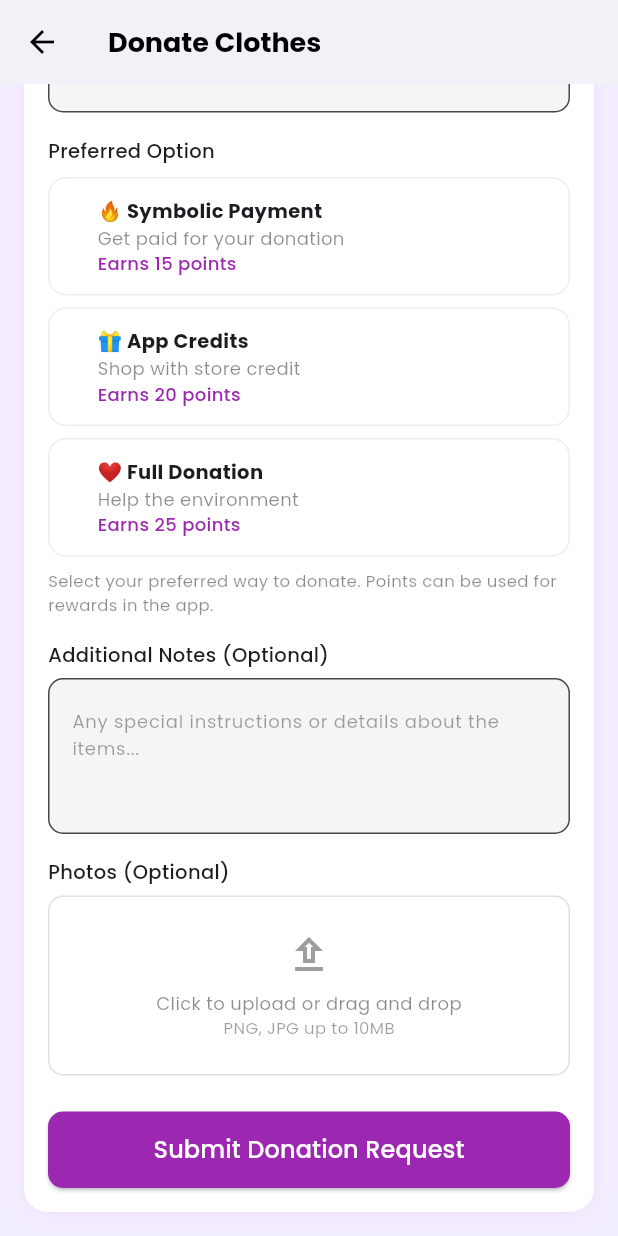
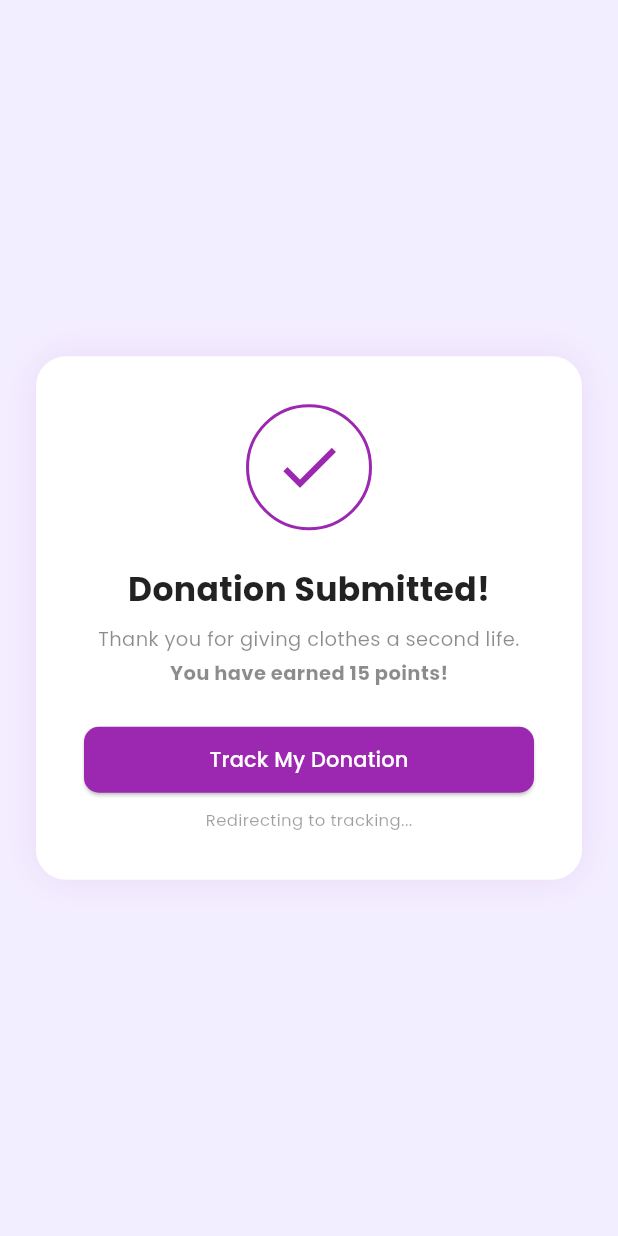
Before and after one commit to Nadeen218/ReCloth, a Flutter app: the DonateScreen screen opened directly, scrolled down 440 dp, after a tap on "Submit Donation Request", on a phone screen of 412 x 824 dp. Run offline on Flutter 3.47's test engine with Material 3 defaults, Android fonts, the phone set to English and light mode, and no system bars; our stand-ins replace google_fonts.

Commit message:
Added Donation Submitted and Track Donations Screens

```diff
--- a/lib/screens/donate/donate_screen.dart
+++ b/lib/screens/donate/donate_screen.dart
@@ -1,5 +1,6 @@
 import 'package:flutter/material.dart';
 import 'package:google_fonts/google_fonts.dart';
+import 'donation_submitted_screen.dart';
 
 class DonateScreen extends StatefulWidget {
   const DonateScreen({super.key});
@@ -242,6 +243,10 @@ class _DonateScreenState extends State<DonateScreen> {
                 width: double.infinity,
                 child: ElevatedButton(
                   onPressed: () {
+                    Navigator.pushReplacement(
+                      context,
+                      MaterialPageRoute(builder: (_) => const DonationSubmittedScreen()),
+                    );
                   },
                   style: ElevatedButton.styleFrom(
                     backgroundColor: Colors.purple,
--- /dev/null
+++ b/lib/screens/donate/donation_submitted_screen.dart
@@ -0,0 +1,106 @@
+import 'package:flutter/material.dart';
+import 'package:google_fonts/google_fonts.dart';
+import 'track_donations_screen.dart';
+class DonationSubmittedScreen extends StatefulWidget {
+  const DonationSubmittedScreen({super.key});
+
+  @override
+  State<DonationSubmittedScreen> createState() => _DonationSubmittedScreenState();
+}
+
+class _DonationSubmittedScreenState extends State<DonationSubmittedScreen> with SingleTickerProviderStateMixin{
+  late AnimationController _controller;
+  late Animation <double> _scaleAnimation;
+  @override
+  void initState(){
+    super.initState();
+    _controller=AnimationController(vsync: this,
+      duration: const Duration(microseconds: 800),
+    );
+    _scaleAnimation=Tween<double>(begin: 0,end: 1).animate(
+      CurvedAnimation(parent: _controller, curve: Curves.elasticOut),
+    );
+    _controller.forward();
+    //for moving after 3sec
+    Future.delayed(const Duration(seconds: 3),(){
+      if(mounted){
+        Navigator.pushReplacement(context, MaterialPageRoute(builder: (_)=>const TrackDonationsScreen()),);
+      }
+    });
+  }
+  @override
+  void dispose(){
+    _controller.dispose();
+    super.dispose();
+  }
+  @override
+  Widget build(BuildContext context) {
+    return Scaffold(
+      backgroundColor: const Color(0xFFF3EEFF),
+      body: Center(
+        child: Padding(padding: const EdgeInsets.all(24),
+          child: Container(
+            padding: const EdgeInsets.all(32),
+            decoration: BoxDecoration(
+              color: Colors.white,
+              borderRadius: BorderRadius.circular(20),
+              boxShadow: [
+                BoxShadow(color: Colors.purple.withOpacity(0.1),blurRadius: 20),
+              ],
+            ),
+            child: Column(
+              mainAxisSize: MainAxisSize.min,
+              children: [
+                //true icon with anima
+                ScaleTransition(scale: _scaleAnimation,
+                child: Container(
+                  padding: const EdgeInsets.all(16),
+                  decoration: BoxDecoration(
+                    shape: BoxShape.circle,
+                    border: Border.all(color: Colors.purple,width: 2),
+                  ),
+                  child: const Icon(Icons.check,color: Colors.purple,size: 48),
+                ),),
+                const SizedBox(height: 24),
+                Text(
+                  'Donation Submitted!',
+                  style: GoogleFonts.poppins(fontSize: 22,fontWeight: FontWeight.bold,color: Colors.black87),
+                ),
+                const SizedBox(height: 8),
+                Text('Thank you for giving clothes a second life.',
+                style: GoogleFonts.poppins(fontSize: 13,color: Colors.black45),
+                  textAlign: TextAlign.center,
+                ),
+                const SizedBox(height: 4),
+                Text("You have earned 15 points!",
+                style:GoogleFonts.poppins(fontSize: 13,fontWeight: FontWeight.bold,color: Colors.black45),
+                ),
+                const SizedBox(height: 24),
+
+                //track my donation button
+                SizedBox(
+                  width: double.infinity,
+                  child: ElevatedButton(onPressed: (){
+                    Navigator.pushReplacement(context, MaterialPageRoute(builder: (_)=> const TrackDonationsScreen()),
+                    );
+                  },
+                    style: ElevatedButton.styleFrom(
+                      backgroundColor: Colors.purple,
+                      padding: const EdgeInsets.symmetric(vertical: 12),
+                      shape: RoundedRectangleBorder(borderRadius: BorderRadius.circular(10)),
+                    ),
+                    child: Text('Track My Donation', style: GoogleFonts.poppins(fontSize: 14,color: Colors.white)),
+                  ),
+                ),
+                const SizedBox(height: 8),
+                Text('Redirecting to tracking...',
+                style: GoogleFonts.poppins(fontSize: 11,color: Colors.black38),
+                ),
+              ],
+            ),
+          ),
+        ),
+      ),
+    );
+  }
+}
```
Also changed, not shown: lib/screens/donate/track_donations_screen.dart (added, +180 -0 lines).
